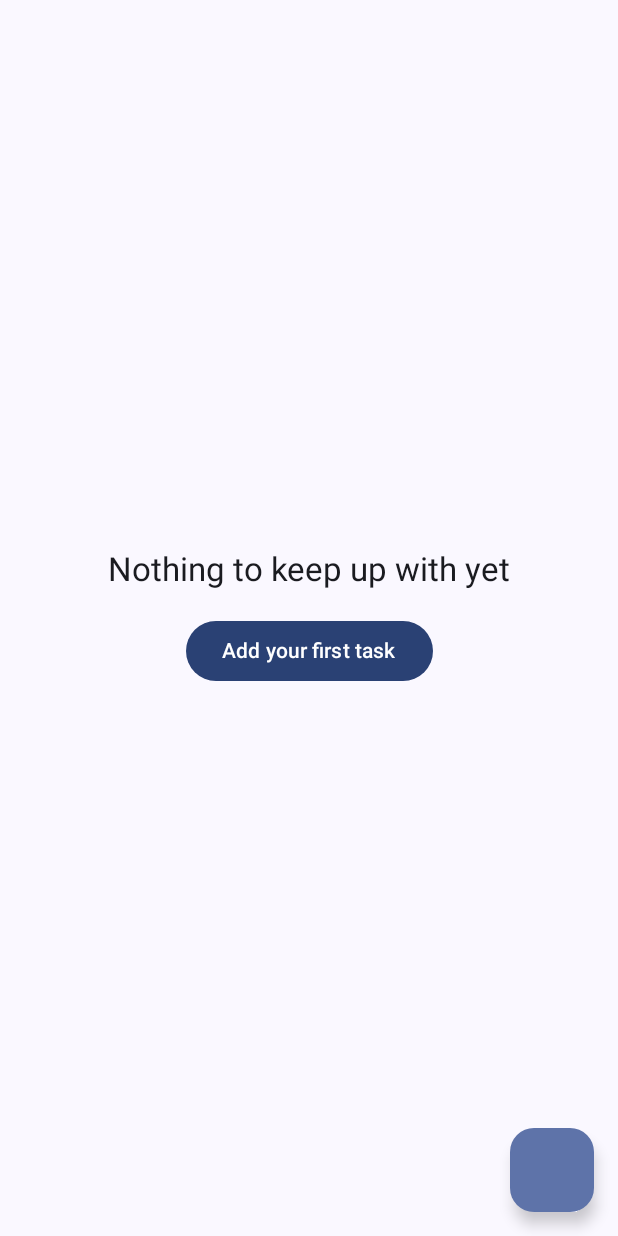
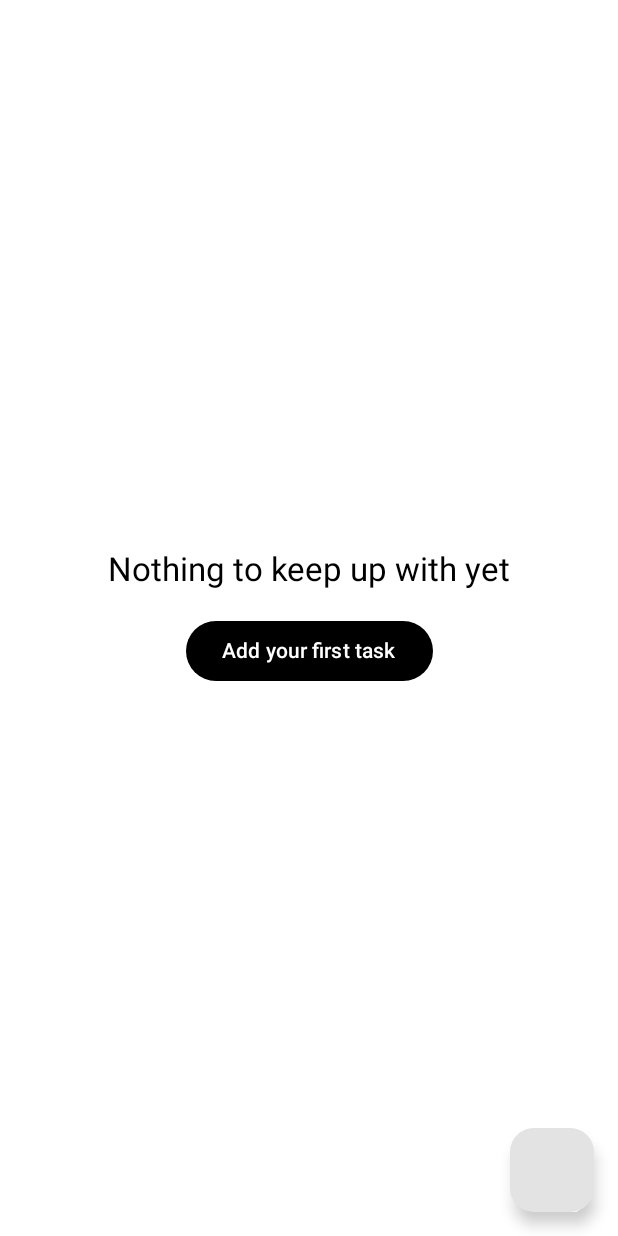
Before and after one commit to daniebeler/now-and-again, an Android app built with Jetpack Compose: the screen it shows after launch (MainActivity), on a phone screen of 412 x 824 dp. Run offline under Robolectric (Android 15) with nearby library versions, the phone set to English and light mode, and no system bars; our stand-ins replace Room's generated code; libraries missing offline, so code that uses them is left out: androidx.glance, androidx.glance.appwidget; 1 statement that could not run was skipped.

Commit message:
Create custom color palette

```diff
--- a/app/src/main/java/com/daniebeler/nowandagain/MainActivity.kt
+++ b/app/src/main/java/com/daniebeler/nowandagain/MainActivity.kt
@@ -4,37 +4,17 @@ import android.os.Bundle
 import androidx.activity.ComponentActivity
 import androidx.activity.compose.setContent
 import androidx.activity.enableEdgeToEdge
-import androidx.compose.material3.Text
-import androidx.compose.runtime.Composable
-import androidx.compose.ui.Modifier
-import androidx.compose.ui.tooling.preview.Preview
 import com.daniebeler.nowandagain.ui.home.HomeScreen
-import com.daniebeler.nowandagain.ui.theme.NowAgainTheme
+import com.daniebeler.nowandagain.ui.theme.NowAndAgainTheme
 
 class MainActivity : ComponentActivity() {
     override fun onCreate(savedInstanceState: Bundle?) {
         super.onCreate(savedInstanceState)
         enableEdgeToEdge()
         setContent {
-            NowAgainTheme {
+            NowAndAgainTheme {
                 HomeScreen()
             }
         }
     }
 }
-
-@Composable
-fun Greeting(name: String, modifier: Modifier = Modifier) {
-    Text(
-        text = "Hello $name!",
-        modifier = modifier
-    )
-}
-
-@Preview(showBackground = true)
-@Composable
-fun GreetingPreview() {
-    NowAgainTheme {
-        Greeting("Android")
-    }
-}
--- a/app/src/main/java/com/daniebeler/nowandagain/ui/theme/Color.kt
+++ b/app/src/main/java/com/daniebeler/nowandagain/ui/theme/Color.kt
@@ -2,10 +2,30 @@ package com.daniebeler.nowandagain.ui.theme
 
 import androidx.compose.ui.graphics.Color
 
-val Purple80 = Color(0xFFD0BCFF)
-val PurpleGrey80 = Color(0xFFCCC2DC)
-val Pink80 = Color(0xFFEFB8C8)
+// Neutrals
+val Black = Color(0xFF000000)
+val White = Color(0xFFFFFFFF)
 
-val Purple40 = Color(0xFF6650a4)
-val PurpleGrey40 = Color(0xFF625b71)
-val Pink40 = Color(0xFF7D5260)
+// Light surfaces (white -> light grey)
+val Grey50 = Color(0xFFF7F7F7)
+val Grey100 = Color(0xFFF1F1F1)
+val Grey150 = Color(0xFFEAEAEA)
+val Grey200 = Color(0xFFE3E3E3)
+
+// Dark surfaces (black -> dark grey)
+val Grey900 = Color(0xFF0D0D0D)
+val Grey850 = Color(0xFF161616)
+val Grey800 = Color(0xFF1E1E1E)
+val Grey750 = Color(0xFF262626)
+
+// Text and lines
+val Grey300 = Color(0xFFC9C9C9)
+val Grey500 = Color(0xFF777777)
+val Grey600 = Color(0xFF4D4D4D)
+val Grey400 = Color(0xFFA8A8A8)
+
+// The one accent: overdue
+val Red40 = Color(0xFFB3261E)
+val Red80 = Color(0xFFF2B8B5)
+val RedContainerLight = Color(0xFFF9DEDC)
+val RedContainerDark = Color(0xFF601410)
--- a/app/src/main/java/com/daniebeler/nowandagain/ui/theme/Theme.kt
+++ b/app/src/main/java/com/daniebeler/nowandagain/ui/theme/Theme.kt
@@ -1,58 +1,85 @@
 package com.daniebeler.nowandagain.ui.theme
 
-import android.app.Activity
-import android.os.Build
 import androidx.compose.foundation.isSystemInDarkTheme
 import androidx.compose.material3.MaterialTheme
 import androidx.compose.material3.darkColorScheme
-import androidx.compose.material3.dynamicDarkColorScheme
-import androidx.compose.material3.dynamicLightColorScheme
 import androidx.compose.material3.lightColorScheme
 import androidx.compose.runtime.Composable
-import androidx.compose.ui.platform.LocalContext
 
-private val DarkColorScheme = darkColorScheme(
-    primary = Purple80,
-    secondary = PurpleGrey80,
-    tertiary = Pink80
+val LightColorScheme = lightColorScheme(
+    primary = Black,
+    onPrimary = White,
+    primaryContainer = Grey200,
+    onPrimaryContainer = Black,
+    secondary = Grey600,
+    onSecondary = White,
+    secondaryContainer = Grey200,       // progress track
+    onSecondaryContainer = Black,
+    tertiary = Grey600,
+    onTertiary = White,
+    background = White,
+    onBackground = Black,
+    surface = White,
+    onSurface = Black,
+    surfaceVariant = Grey150,
+    onSurfaceVariant = Grey600,
+    surfaceContainerLowest = White,
+    surfaceContainerLow = Grey50,
+    surfaceContainer = Grey100,         // task cards
+    surfaceContainerHigh = Grey150,
+    surfaceContainerHighest = Grey200,
+    outline = Grey500,
+    outlineVariant = Grey300,
+    error = Red40,
+    onError = White,
+    errorContainer = RedContainerLight,
+    onErrorContainer = Black,
+    inverseSurface = Black,
+    inverseOnSurface = White,
+    inversePrimary = White,
 )
 
-private val LightColorScheme = lightColorScheme(
-    primary = Purple40,
-    secondary = PurpleGrey40,
-    tertiary = Pink40
-
-    /* Other default colors to override
-    background = Color(0xFFFFFBFE),
-    surface = Color(0xFFFFFBFE),
-    onPrimary = Color.White,
-    onSecondary = Color.White,
-    onTertiary = Color.White,
-    onBackground = Color(0xFF1C1B1F),
-    onSurface = Color(0xFF1C1B1F),
-    */
+val DarkColorScheme = darkColorScheme(
+    primary = White,
+    onPrimary = Black,
+    primaryContainer = Grey750,
+    onPrimaryContainer = White,
+    secondary = Grey400,
+    onSecondary = Black,
+    secondaryContainer = Grey750,       // progress track
+    onSecondaryContainer = White,
+    tertiary = Grey400,
+    onTertiary = Black,
+    background = Black,
+    onBackground = White,
+    surface = Black,
+    onSurface = White,
+    surfaceVariant = Grey800,
+    onSurfaceVariant = Grey400,
+    surfaceContainerLowest = Black,
+    surfaceContainerLow = Grey900,
+    surfaceContainer = Grey850,         // task cards
+    surfaceContainerHigh = Grey800,
+    surfaceContainerHighest = Grey750,
+    outline = Grey500,
+    outlineVariant = Grey750,
+    error = Red80,
+    onError = Black,
+    errorContainer = RedContainerDark,
+    onErrorContainer = White,
+    inverseSurface = White,
+    inverseOnSurface = Black,
+    inversePrimary = Black,
 )
 
 @Composable
-fun NowAgainTheme(
+fun NowAndAgainTheme(
     darkTheme: Boolean = isSystemInDarkTheme(),
-    // Dynamic color is available on Android 12+
-    dynamicColor: Boolean = true,
-    content: @Composable () -> Unit
+    content: @Composable () -> Unit,
 ) {
-    val colorScheme = when {
-        dynamicColor && Build.VERSION.SDK_INT >= Build.VERSION_CODES.S -> {
-            val context = LocalContext.current
-            if (darkTheme) dynamicDarkColorScheme(context) else dynamicLightColorScheme(context)
-        }
-
-        darkTheme -> DarkColorScheme
-        else -> LightColorScheme
-    }
-
     MaterialTheme(
-        colorScheme = colorScheme,
+        colorScheme = if (darkTheme) DarkColorScheme else LightColorScheme,
         typography = Typography,
-        content = content
+        content = content,
     )
 }
--- a/app/src/main/java/com/daniebeler/nowandagain/widget/NextTasksWidget.kt
+++ b/app/src/main/java/com/daniebeler/nowandagain/widget/NextTasksWidget.kt
@@ -39,12 +39,16 @@ import com.daniebeler.nowandagain.data.AppDatabase
 import com.daniebeler.nowandagain.data.Task
 import com.daniebeler.nowandagain.domain.daysLeft
 import com.daniebeler.nowandagain.domain.markDone
-import com.daniebeler.nowandagain.domain.statusText
 import java.time.LocalDate
 import androidx.glance.appwidget.LinearProgressIndicator
 import androidx.glance.layout.Spacer
 import com.daniebeler.nowandagain.domain.dueLabel
 import com.daniebeler.nowandagain.domain.progress
+import androidx.glance.material3.ColorProviders
+import com.daniebeler.nowandagain.ui.theme.DarkColorScheme
+import com.daniebeler.nowandagain.ui.theme.LightColorScheme
+
+private val WidgetColors = ColorProviders(light = LightColorScheme, dark = DarkColorScheme)
 
 class NextTasksWidget : GlanceAppWidget() {
 
@@ -53,7 +57,7 @@ class NextTasksWidget : GlanceAppWidget() {
     override suspend fun provideGlance(context: Context, id: GlanceId) {
         val tasks = AppDatabase.get(context).taskDao().getActive()
         provideContent {
-            GlanceTheme { WidgetContent(tasks) }
+            GlanceTheme(colors = WidgetColors) { WidgetContent(tasks) }
         }
     }
 }
@@ -68,12 +72,8 @@ private fun WidgetContent(tasks: List<Task>) {
     val items = tasks.sortedBy { it.daysLeft(today) }.take(maxItems)
 
     Column(
-        modifier = GlanceModifier
-            .fillMaxSize()
-            .appWidgetBackground()
-            .background(GlanceTheme.colors.widgetBackground)
-            .cornerRadius(24.dp)
-            .padding(12.dp)
+        modifier = GlanceModifier.fillMaxSize().appWidgetBackground()
+            .background(GlanceTheme.colors.widgetBackground).cornerRadius(24.dp).padding(12.dp)
             .clickable(actionStartActivity<MainActivity>()),
     ) {
         if (items.isEmpty()) {
```
